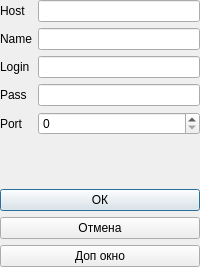
zexar1530/enum_lesson, file QT/Design/dialog.ui: the form before one commit.
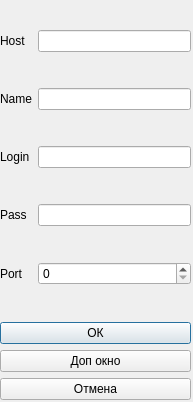
The form after the commit.

Diff of the .ui file:
```diff
--- a/QT/Design/dialog.ui
+++ b/QT/Design/dialog.ui
@@ -5,12 +5,29 @@
   <property name="windowModality">
    <enum>Qt::NonModal</enum>
   </property>
+  <property name="enabled">
+   <bool>true</bool>
+  </property>
+  <property name="geometry">
+   <rect>
+    <x>0</x>
+    <y>0</y>
+    <width>193</width>
+    <height>402</height>
+   </rect>
+  </property>
   <property name="sizePolicy">
    <sizepolicy hsizetype="Fixed" vsizetype="Fixed">
     <horstretch>0</horstretch>
     <verstretch>0</verstretch>
    </sizepolicy>
   </property>
+  <property name="minimumSize">
+   <size>
+    <width>193</width>
+    <height>402</height>
+   </size>
+  </property>
   <property name="windowTitle">
    <string>Диалоговое окно</string>
   </property>
@@ -26,29 +43,51 @@
   <property name="modal">
    <bool>false</bool>
   </property>
-  <widget class="QWidget" name="layoutWidget">
+  <widget class="QWidget" name="">
    <property name="geometry">
     <rect>
      <x>0</x>
      <y>0</y>
-     <width>200</width>
-     <height>267</height>
+     <width>191</width>
+     <height>400</height>
     </rect>
    </property>
-   <layout class="QVBoxLayout" name="verticalLayout_2">
+   <layout class="QVBoxLayout" name="verticalLayout" stretch="0,0,0,0">
     <property name="sizeConstraint">
-     <enum>QLayout::SetMinAndMaxSize</enum>
+     <enum>QLayout::SetDefaultConstraint</enum>
     </property>
     <item>
      <layout class="QFormLayout" name="formLayout">
-      <item row="0" column="0">
-       <widget class="QLabel" name="lb_host">
+      <item row="1" column="1">
+       <widget class="QLineEdit" name="le_host"/>
+      </item>
+      <item row="3" column="1">
+       <widget class="QLineEdit" name="le_name"/>
+      </item>
+      <item row="5" column="1">
+       <widget class="QLineEdit" name="le_log"/>
+      </item>
+      <item row="7" column="1">
+       <widget class="QLineEdit" name="le_pass"/>
+      </item>
+      <item row="9" column="1">
+       <widget class="QSpinBox" name="sb_port"/>
+      </item>
+      <item row="9" column="0">
+       <widget class="QLabel" name="lb_poirt">
         <property name="text">
-         <string>Host</string>
+         <string>Port</string>
         </property>
        </widget>
       </item>
-      <item row="2" column="0">
+      <item row="7" column="0">
+       <widget class="QLabel" name="lb_pass">
+        <property name="text">
+         <string>Pass</string>
+        </property>
+       </widget>
+      </item>
+      <item row="5" column="0">
        <widget class="QLabel" name="lb_log">
         <property name="text">
          <string>Login</string>
@@ -56,70 +95,47 @@
        </widget>
       </item>
       <item row="3" column="0">
-       <widget class="QLabel" name="lb_pass">
-        <property name="text">
-         <string>Pass</string>
-        </property>
-       </widget>
-      </item>
-      <item row="1" column="0">
        <widget class="QLabel" name="lb_name">
         <property name="text">
          <string>Name</string>
         </property>
        </widget>
       </item>
-      <item row="4" column="1">
-       <widget class="QSpinBox" name="sb_port"/>
-      </item>
-      <item row="3" column="1">
-       <widget class="QLineEdit" name="le_pass"/>
-      </item>
-      <item row="2" column="1">
-       <widget class="QLineEdit" name="le_log"/>
-      </item>
-      <item row="1" column="1">
-       <widget class="QLineEdit" name="le_name"/>
-      </item>
-      <item row="0" column="1">
-       <widget class="QLineEdit" name="le_host"/>
-      </item>
-      <item row="4" column="0">
-       <widget class="QLabel" name="lb_poirt">
+      <item row="1" column="0">
+       <widget class="QLabel" name="lb_host">
+        <property name="sizePolicy">
+         <sizepolicy hsizetype="Expanding" vsizetype="Expanding">
+          <horstretch>0</horstretch>
+          <verstretch>0</verstretch>
+         </sizepolicy>
+        </property>
         <property name="text">
-         <string>Port</string>
+         <string>Host</string>
         </property>
        </widget>
       </item>
      </layout>
     </item>
     <item>
-     <layout class="QVBoxLayout" name="verticalLayout">
-      <property name="sizeConstraint">
-       <enum>QLayout::SetFixedSize</enum>
+     <widget class="QPushButton" name="pb_ok">
+      <property name="text">
+       <string>ОК</string>
       </property>
-      <item>
-       <widget class="QPushButton" name="pb_ok">
-        <property name="text">
-         <string>ОК</string>
-        </property>
-       </widget>
-      </item>
-      <item>
-       <widget class="QPushButton" name="pb_cansel">
-        <property name="text">
-         <string>Отмена</string>
-        </property>
-       </widget>
-      </item>
-      <item>
-       <widget class="QPushButton" name="pb_addwindow">
-        <property name="text">
-         <string>Доп окно</string>
-        </property>
-       </widget>
-      </item>
-     </layout>
+     </widget>
+    </item>
+    <item>
+     <widget class="QPushButton" name="pb_addwindow">
+      <property name="text">
+       <string>Доп окно</string>
+      </property>
+     </widget>
+    </item>
+    <item>
+     <widget class="QPushButton" name="pb_cansel">
+      <property name="text">
+       <string>Отмена</string>
+      </property>
+     </widget>
     </item>
    </layout>
   </widget>
```
Left out of the diff: 3 changed lines with no effect on the pictures.
